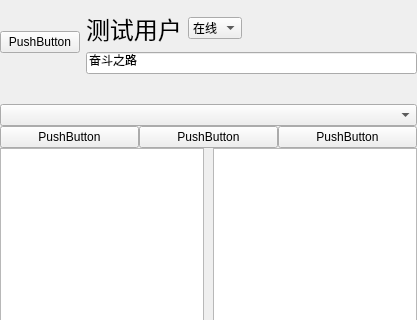
Before: the Qt Designer form FriendListPlugin/FriendList.ui in Ying-hw/QQPlugin, drawn with Qt 5; both pictures show x 0 to 417 and y 0 to 320 of the 417 by 1002 pixel window.
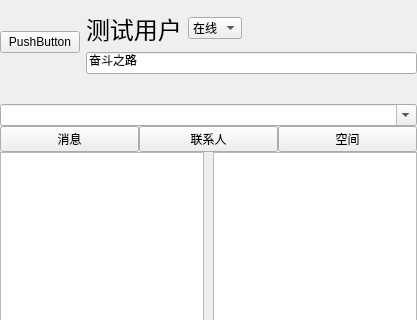
After: the same form once the commit is applied.

```diff
--- a/FriendListPlugin/FriendList.ui
+++ b/FriendListPlugin/FriendList.ui
@@ -31,21 +31,21 @@
      <item row="0" column="1">
       <widget class="QPushButton" name="pushButton_5">
        <property name="text">
-        <string>PushButton</string>
+        <string>联系人</string>
        </property>
       </widget>
      </item>
      <item row="0" column="0">
       <widget class="QPushButton" name="pushButton_4">
        <property name="text">
-        <string>PushButton</string>
+        <string>消息</string>
        </property>
       </widget>
      </item>
      <item row="0" column="2">
       <widget class="QPushButton" name="pushButton_6">
        <property name="text">
-        <string>PushButton</string>
+        <string>空间</string>
        </property>
       </widget>
      </item>
@@ -194,7 +194,11 @@
        </layout>
       </item>
       <item row="1" column="0">
-       <widget class="QComboBox" name="comboBox"/>
+       <widget class="QComboBox" name="comboBox">
+        <property name="editable">
+         <bool>true</bool>
+        </property>
+       </widget>
       </item>
      </layout>
     </widget>
```
Left out of the diff: 14 changed lines with no effect on the pictures.
